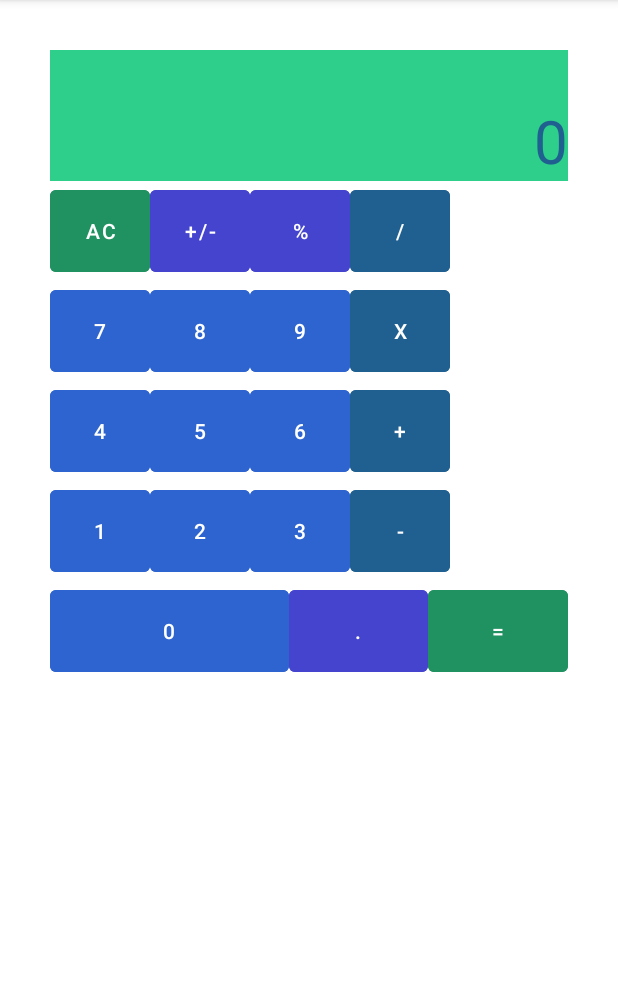
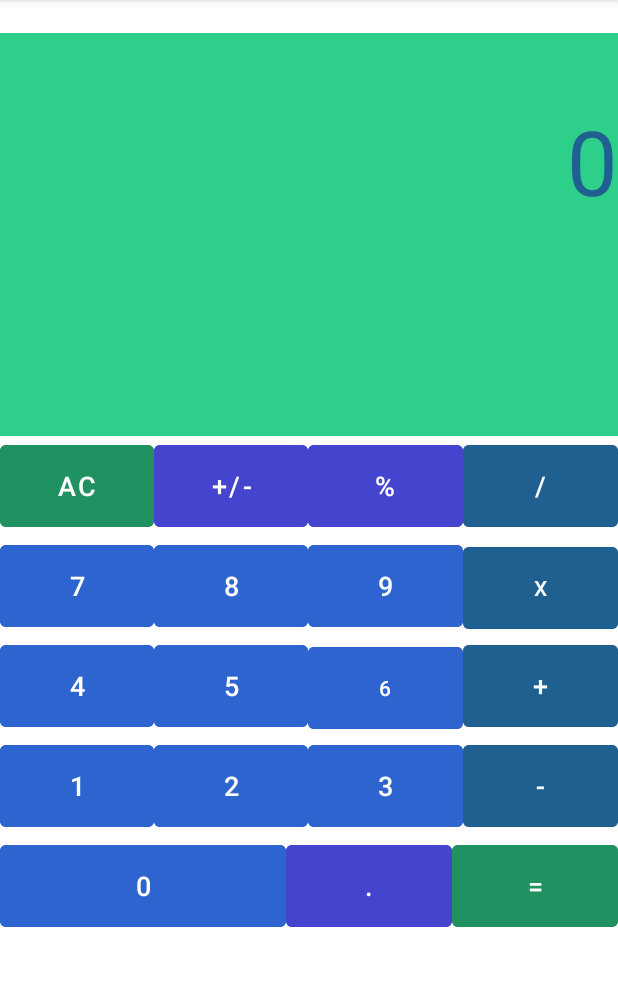
Before and after one commit to lebrony/Calculator-App, an Android app: the screen it shows after launch (MainActivity), on a phone screen of 412 x 824 dp, the part 84-1070 px from its top. Run offline under Robolectric (Android 15) with nearby library versions, the phone set to English and light mode, and no system bars.

Commit message:
fixing layout issues

```diff
--- a/app/src/main/res/layout/activity_main.xml
+++ b/app/src/main/res/layout/activity_main.xml
@@ -5,26 +5,28 @@
     android:layout_width="match_parent"
     android:layout_height="match_parent"
     android:orientation="vertical"
-    android:padding="15pt"
     tools:context=".MainActivity">
 
     <EditText
         android:id="@+id/editTextTextPersonName2"
         android:layout_width="match_parent"
         android:layout_height="wrap_content"
+        android:layout_marginTop="10pt"
+        android:layout_weight="1"
         android:background="@color/inputbox"
         android:ems="10"
         android:gravity="right"
         android:inputType="textPersonName"
         android:minHeight="48dp"
-        android:paddingTop="15pt"
+        android:paddingTop="20pt"
         android:text="@string/_0"
         android:textColor="@color/operations"
-        android:textSize="40sp" />
+        android:textSize="60sp" />
 
     <TableLayout
         android:layout_width="match_parent"
         android:layout_height="wrap_content"
+        android:layout_weight="0"
         android:gravity="center">
 
         <TableRow
@@ -36,36 +38,44 @@
                 style="?android:attr/buttonBarButtonStyle"
                 android:layout_width="30pt"
                 android:layout_height="30pt"
+                android:layout_weight="1"
                 android:backgroundTint="@color/main_button"
                 android:text="@string/ac"
-                android:textColor="@android:color/white" />
+                android:textColor="@android:color/white"
+                android:textSize="18sp" />
 
             <Button
                 android:id="@+id/button12"
                 style="?android:attr/buttonBarButtonStyle"
                 android:layout_width="30pt"
                 android:layout_height="30pt"
+                android:layout_weight="1"
                 android:backgroundTint="@color/operation_button"
                 android:text="@string/plus_or_minus"
-                android:textColor="@android:color/white" />
+                android:textColor="@android:color/white"
+                android:textSize="18sp" />
 
             <Button
                 android:id="@+id/button11"
                 style="?android:attr/buttonBarButtonStyle"
                 android:layout_width="30pt"
                 android:layout_height="30pt"
+                android:layout_weight="1"
                 android:backgroundTint="@color/operation_button"
                 android:text="@string/percent"
-                android:textColor="@android:color/white" />
+                android:textColor="@android:color/white"
+                android:textSize="18sp" />
 
             <Button
                 android:id="@+id/button10"
                 style="?android:attr/buttonBarButtonStyle"
                 android:layout_width="30pt"
                 android:layout_height="30pt"
+                android:layout_weight="1"
                 android:backgroundTint="@color/operations"
                 android:text="@string/divide"
-                android:textColor="@android:color/white" />
+                android:textColor="@android:color/white"
+                android:textSize="18sp" />
         </TableRow>
 
         <TableRow
@@ -77,33 +87,40 @@
                 style="?android:attr/buttonBarButtonStyle"
                 android:layout_width="30pt"
                 android:layout_height="30pt"
+                android:layout_weight="1"
                 android:backgroundTint="@color/number_buttons"
                 android:text="@string/_7"
-                android:textColor="@android:color/white" />
+                android:textColor="@android:color/white"
+                android:textSize="18sp" />
 
             <Button
                 android:id="@+id/button16"
                 style="?android:attr/buttonBarButtonStyle"
                 android:layout_width="30pt"
                 android:layout_height="30pt"
+                android:layout_weight="1"
                 android:backgroundTint="@color/number_buttons"
                 android:text="@string/_8"
-                android:textColor="@android:color/white" />
+                android:textColor="@android:color/white"
+                android:textSize="18sp" />
 
             <Button
                 android:id="@+id/button15"
                 style="?android:attr/buttonBarButtonStyle"
                 android:layout_width="30pt"
                 android:layout_height="30pt"
+                android:layout_weight="1"
                 android:backgroundTint="@color/number_buttons"
                 android:text="@string/_9"
-                android:textColor="@android:color/white" />
+                android:textColor="@android:color/white"
+                android:textSize="18sp" />
 
             <Button
                 android:id="@+id/button14"
                 style="?android:attr/buttonBarButtonStyle"
                 android:layout_width="30pt"
                 android:layout_height="30pt"
+                android:layout_weight="1"
                 android:backgroundTint="@color/operations"
                 android:text="@string/x"
                 android:textColor="@android:color/white" />
@@ -118,24 +135,29 @@
                 style="?android:attr/buttonBarButtonStyle"
                 android:layout_width="30pt"
                 android:layout_height="30pt"
+                android:layout_weight="1"
                 android:backgroundTint="@color/number_buttons"
                 android:text="@string/_4"
-                android:textColor="@android:color/white" />
+                android:textColor="@android:color/white"
+                android:textSize="18sp" />
 
             <Button
                 android:id="@+id/button20"
                 style="?android:attr/buttonBarButtonStyle"
                 android:layout_width="30pt"
                 android:layout_height="30pt"
+                android:layout_weight="1"
                 android:backgroundTint="@color/number_buttons"
                 android:text="@string/_5"
-                android:textColor="@android:color/white" />
+                android:textColor="@android:color/white"
+                android:textSize="18sp" />
 
             <Button
                 android:id="@+id/button19"
                 style="?android:attr/buttonBarButtonStyle"
                 android:layout_width="30pt"
                 android:layout_height="30pt"
+                android:layout_weight="1"
                 android:backgroundTint="@color/number_buttons"
                 android:text="@string/_6"
                 android:textColor="@android:color/white" />
@@ -145,9 +167,11 @@
                 style="?android:attr/buttonBarButtonStyle"
                 android:layout_width="30pt"
                 android:layout_height="30pt"
+                android:layout_weight="1"
                 android:backgroundTint="@color/operations"
                 android:text="@string/plus"
-                android:textColor="@android:color/white" />
+                android:textColor="@android:color/white"
+                android:textSize="18sp" />
         </TableRow>
 
         <TableRow
@@ -159,53 +183,63 @@
                 style="?android:attr/buttonBarButtonStyle"
                 android:layout_width="30pt"
                 android:layout_height="30pt"
+                android:layout_weight="1"
                 android:backgroundTint="@color/number_buttons"
                 android:text="@string/_1"
-                android:textColor="@android:color/white" />
+                android:textColor="@android:color/white"
+                android:textSize="18sp" />
 
             <Button
                 android:id="@+id/button24"
                 style="?android:attr/buttonBarButtonStyle"
                 android:layout_width="30pt"
                 android:layout_height="30pt"
+                android:layout_weight="1"
                 android:backgroundTint="@color/number_buttons"
                 android:text="@string/_2"
-                android:textColor="@android:color/white" />
+                android:textColor="@android:color/white"
+                android:textSize="18sp" />
 
             <Button
                 android:id="@+id/button23"
                 style="?android:attr/buttonBarButtonStyle"
                 android:layout_width="30pt"
                 android:layout_height="30pt"
+                android:layout_weight="1"
                 android:backgroundTint="@color/number_buttons"
                 android:text="@string/_3"
-                android:textColor="@android:color/white" />
+                android:textColor="@android:color/white"
+                android:textSize="18sp" />
 
             <Button
                 android:id="@+id/button22"
                 style="?android:attr/buttonBarButtonStyle"
                 android:layout_width="30pt"
                 android:layout_height="30pt"
+                android:layout_weight="1"
                 android:backgroundTint="@color/operations"
                 android:text="@string/minus"
-                android:textColor="@android:color/white" />
+                android:textColor="@android:color/white"
+                android:textSize="18sp" />
         </TableRow>
     </TableLayout>
 
     <LinearLayout
         android:layout_width="match_parent"
         android:layout_height="wrap_content"
+        android:layout_weight="1"
         android:orientation="horizontal">
 
         <Button
             android:id="@+id/button9"
             style="?android:attr/buttonBarButtonStyle"
-            android:layout_width="60pt"
+            android:layout_width="66pt"
             android:layout_height="30pt"
             android:layout_weight="1"
             android:backgroundTint="@color/number_buttons"
             android:text="@string/_0"
-            android:textColor="@android:color/white" />
+            android:textColor="@android:color/white"
+            android:textSize="18sp" />
 
         <Button
             android:id="@+id/button8"
@@ -215,7 +249,8 @@
             android:layout_weight="1"
             android:backgroundTint="@color/operation_button"
             android:text="@string/decimal"
-            android:textColor="@android:color/white" />
+            android:textColor="@android:color/white"
+            android:textSize="18sp" />
 
         <Button
             android:id="@+id/button7"
@@ -225,7 +260,8 @@
             android:layout_weight="1"
             android:backgroundTint="@color/main_button"
             android:text="@string/equal"
-            android:textColor="@android:color/white" />
+            android:textColor="@android:color/white"
+            android:textSize="18sp" />
     </LinearLayout>
 
 </LinearLayout>
```
